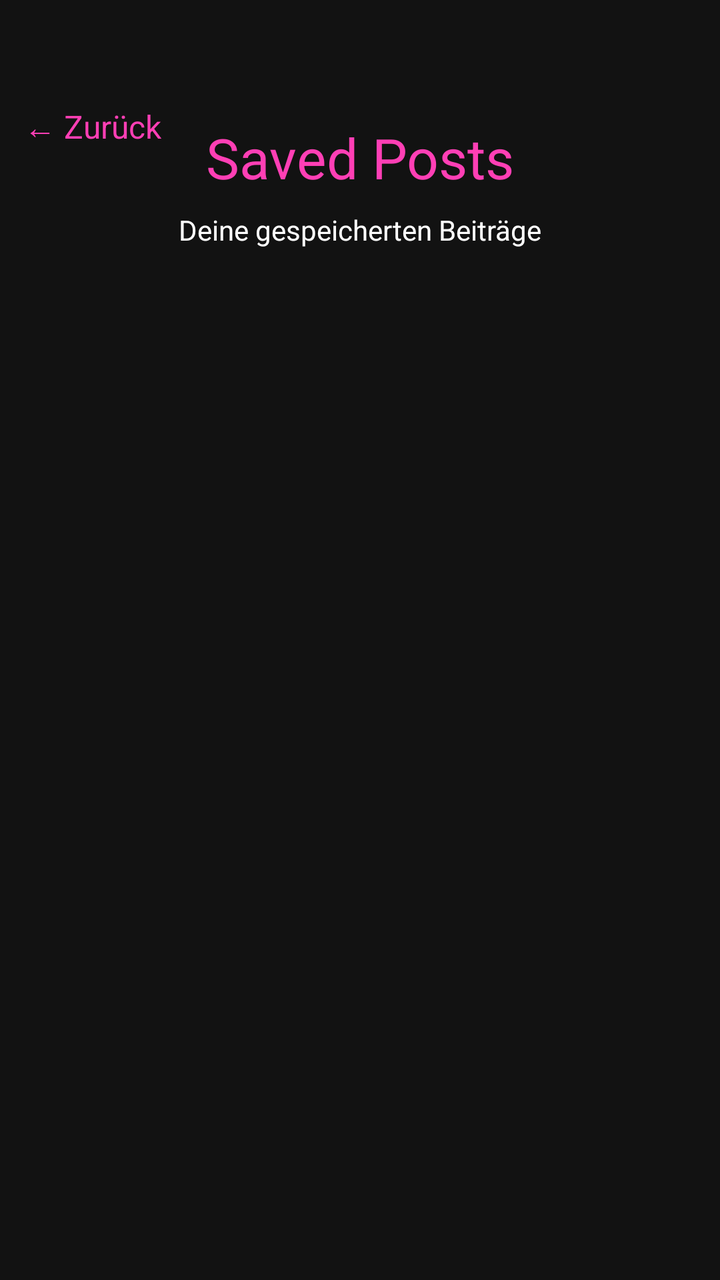
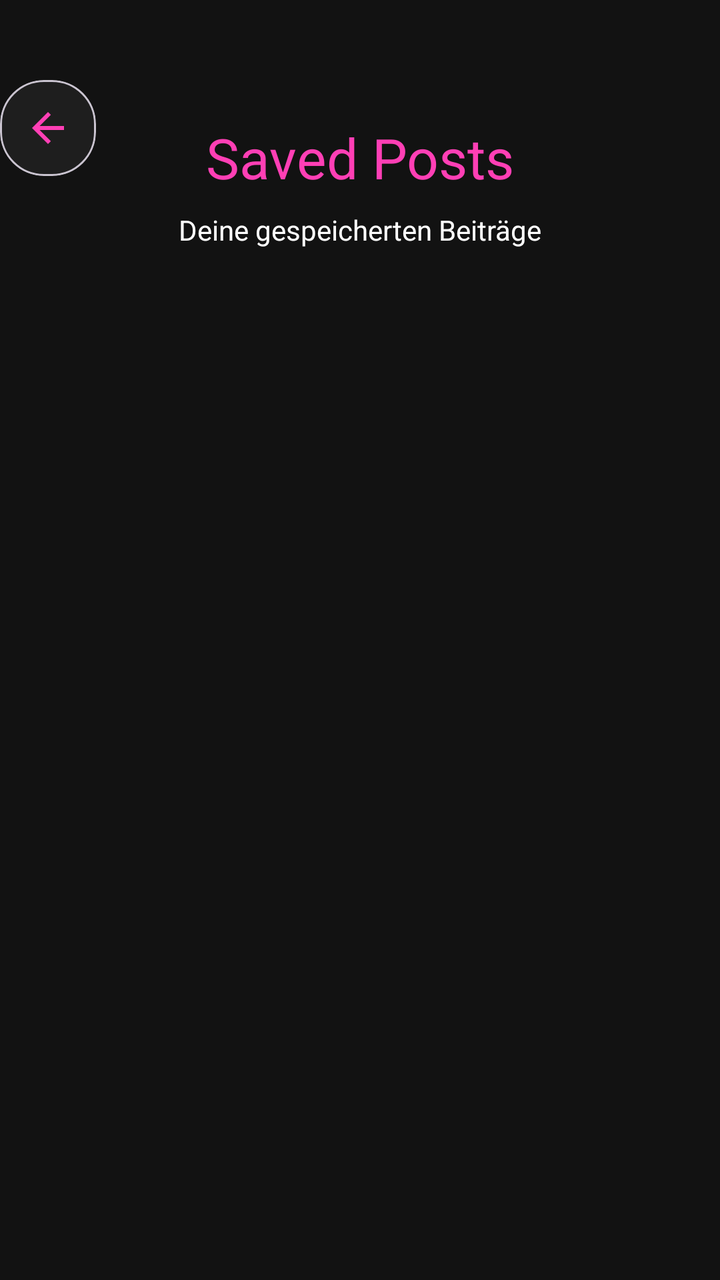

An Android layout rendered at two revisions. The XML below is the earlier revision; the diff shows what the commit changed to produce the second picture.
<!-- AndroidManifest.xml: application theme Theme.StudyGram -->
<!-- res/layout/activity_saved_posts.xml -->
<?xml version="1.0" encoding="utf-8"?>
<androidx.constraintlayout.widget.ConstraintLayout
    xmlns:android="http://schemas.android.com/apk/res/android"
    xmlns:app="http://schemas.android.com/apk/res-auto"
    android:layout_width="match_parent"
    android:layout_height="match_parent"
    android:background="#121212">

    <TextView
        android:id="@+id/tvBack"
        android:layout_width="wrap_content"
        android:layout_height="wrap_content"
        android:text="← Zurück"
        android:textColor="#FF3FB5"
        android:textSize="16sp"
        android:padding="12dp"
        app:layout_constraintTop_toTopOf="parent"
        app:layout_constraintStart_toStartOf="parent"
        android:layout_marginTop="40dp" />

    <TextView
        android:id="@+id/tvTitle"
        android:layout_width="wrap_content"
        android:layout_height="wrap_content"
        android:text="Saved Posts"
        android:textSize="28sp"
        android:textColor="#FF3FB5"
        app:layout_constraintTop_toBottomOf="@id/tvBack"
        app:layout_constraintTop_toTopOf="parent"
        app:layout_constraintStart_toStartOf="parent"
        app:layout_constraintEnd_toEndOf="parent"
        android:layout_marginTop="60dp" />

    <TextView
        android:id="@+id/tvSubtitle"
        android:layout_width="wrap_content"
        android:layout_height="wrap_content"
        android:text="Deine gespeicherten Beiträge"
        android:textSize="14sp"
        android:textColor="#FFFFFF"
        app:layout_constraintTop_toBottomOf="@id/tvTitle"
        app:layout_constraintStart_toStartOf="parent"
        app:layout_constraintEnd_toEndOf="parent"
        android:layout_marginTop="8dp" />

    <androidx.recyclerview.widget.RecyclerView
        android:id="@+id/rvSavedPosts"
        android:layout_width="0dp"
        android:layout_height="0dp"
        android:layout_marginStart="24dp"
        android:layout_marginEnd="24dp"
        android:layout_marginTop="24dp"
        android:layout_marginBottom="24dp"
        app:layout_constraintTop_toBottomOf="@id/tvSubtitle"
        app:layout_constraintBottom_toBottomOf="parent"
        app:layout_constraintStart_toStartOf="parent"
        app:layout_constraintEnd_toEndOf="parent" />

</androidx.constraintlayout.widget.ConstraintLayout>
<!-- resources referenced by this layout -->
<resources>
  <style name="Theme.StudyGram" parent="Base.Theme.StudyGram" />
  <style name="Base.Theme.StudyGram" parent="Theme.Material3.DayNight.NoActionBar">
          
          
      </style>
</resources>

<!-- the commit's change to res/layout/activity_saved_posts.xml (unified diff, before → after) -->
@@ -6,17 +6,26 @@
     android:layout_height="match_parent"
     android:background="#121212">
 
-    <TextView
-        android:id="@+id/tvBack"
+    <com.google.android.material.card.MaterialCardView
+        android:id="@+id/cardBack"
         android:layout_width="wrap_content"
         android:layout_height="wrap_content"
-        android:text="← Zurück"
-        android:textColor="#FF3FB5"
-        android:textSize="16sp"
-        android:padding="12dp"
+        app:cardCornerRadius="22dp"
+        app:cardBackgroundColor="#1E1E1E"
         app:layout_constraintTop_toTopOf="parent"
         app:layout_constraintStart_toStartOf="parent"
-        android:layout_marginTop="40dp" />
+        android:layout_marginTop="40dp">
+
+    <ImageButton
+        android:id="@+id/btnBack"
+        android:layout_width="wrap_content"
+        android:layout_height="wrap_content"
+        android:src="@drawable/outline_arrow_back_24"
+        android:background="@android:color/transparent"
+        app:tint="#FF3FB5"
+        android:padding="12dp"
+        />
+    </com.google.android.material.card.MaterialCardView>
 
     <TextView
         android:id="@+id/tvTitle"
@@ -25,7 +34,7 @@
         android:text="Saved Posts"
         android:textSize="28sp"
         android:textColor="#FF3FB5"
-        app:layout_constraintTop_toBottomOf="@id/tvBack"
+        app:layout_constraintTop_toBottomOf="@id/cardBack"
         app:layout_constraintTop_toTopOf="parent"
         app:layout_constraintStart_toStartOf="parent"
         app:layout_constraintEnd_toEndOf="parent"
<!-- resource entries referenced after the edit -->
@@ -1,5 +1,11 @@
 <!-- resources referenced by this layout -->
 <resources>
+  <!-- drawable outline_arrow_back_24 (drawable) -->
+  <vector xmlns:android="http://schemas.android.com/apk/res/android" android:autoMirrored="true" android:height="24dp" android:tint="#000000" android:viewportHeight="960" android:viewportWidth="960" android:width="24dp">
+        
+      <path android:fillColor="@android:color/white" android:pathData="M313,520L537,744L480,800L160,480L480,160L537,216L313,440L800,440L800,520L313,520Z"/>
+      
+  </vector>
   <style name="Theme.StudyGram" parent="Base.Theme.StudyGram" />
   <style name="Base.Theme.StudyGram" parent="Theme.Material3.DayNight.NoActionBar">
           
